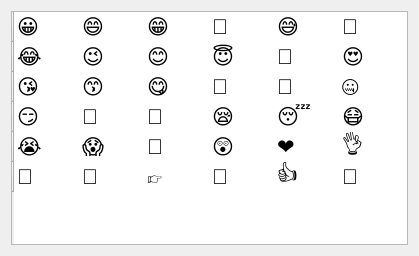
The window that emoji_pop_up.ui (SRIHARSHA018/SChatDb) describes before a commit, drawn with Qt 5.
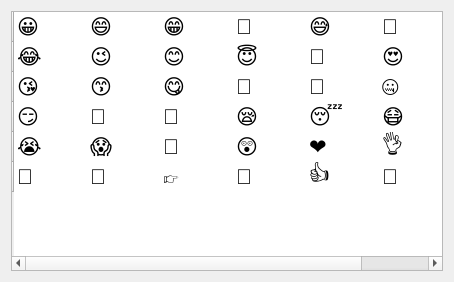
The same window after the commit.

What changed in the file:
```diff
--- a/emoji_pop_up.ui
+++ b/emoji_pop_up.ui
@@ -6,8 +6,8 @@
    <rect>
     <x>0</x>
     <y>0</y>
-    <width>419</width>
-    <height>256</height>
+    <width>454</width>
+    <height>282</height>
    </rect>
   </property>
   <property name="windowTitle">
@@ -28,7 +28,7 @@
       <bool>false</bool>
      </attribute>
      <attribute name="horizontalHeaderDefaultSectionSize">
-      <number>65</number>
+      <number>73</number>
      </attribute>
      <row>
       <property name="text">
```
